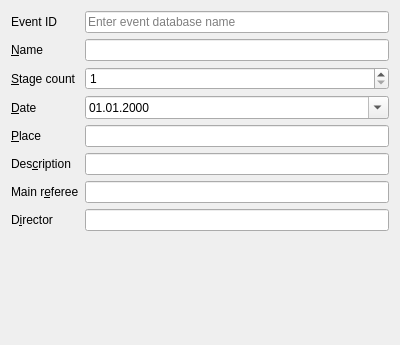
Qt form quickevent/app/plugins/qml/Event/src/eventdialogwidget.ui (Quick-Event/quickbox) before a commit.
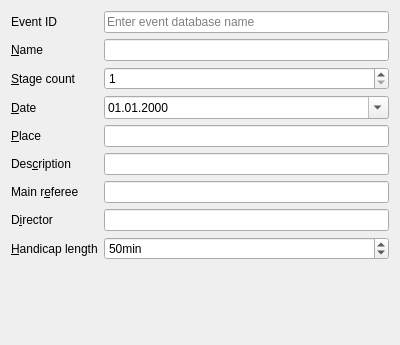
The same form after that commit.

Commit message: quickevent: handicap drawing

```diff
--- a/quickevent/app/plugins/qml/Event/src/eventdialogwidget.ui
+++ b/quickevent/app/plugins/qml/Event/src/eventdialogwidget.ui
@@ -133,6 +133,35 @@
      </property>
     </widget>
    </item>
+   <item row="8" column="0">
+    <widget class="QLabel" name="label_9">
+     <property name="text">
+      <string>&amp;Handicap length</string>
+     </property>
+     <property name="buddy">
+      <cstring>ed_handicapLength</cstring>
+     </property>
+    </widget>
+   </item>
+   <item row="8" column="1">
+    <widget class="QSpinBox" name="ed_handicapLength">
+     <property name="suffix">
+      <string>min</string>
+     </property>
+     <property name="minimum">
+      <number>1</number>
+     </property>
+     <property name="maximum">
+      <number>99999</number>
+     </property>
+     <property name="singleStep">
+      <number>10</number>
+     </property>
+     <property name="value">
+      <number>50</number>
+     </property>
+    </widget>
+   </item>
   </layout>
  </widget>
  <resources/>
```
The commit also changes 7 other files.
